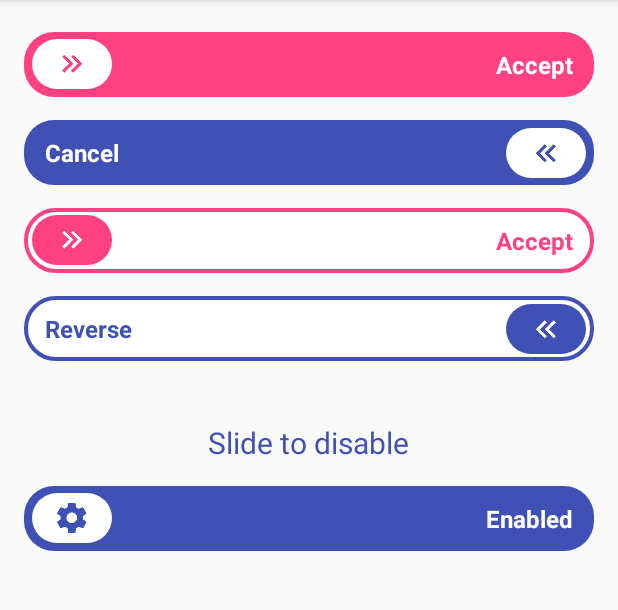
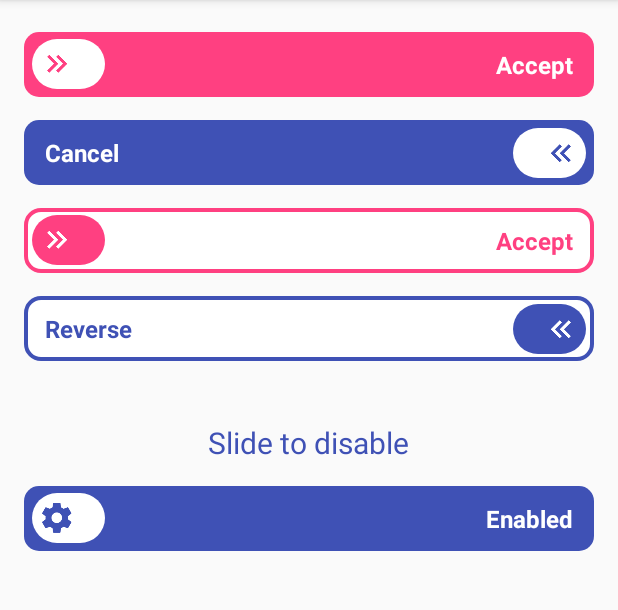
Before and after one commit to SagheerHussainZardari/slideview-master, an Android app: the screen it shows after launch (MainActivity), on a phone screen of 412 x 824 dp, the part 84-694 px from its top. Run offline under Robolectric (Android 15) with nearby library versions, the phone set to English and light mode, and no system bars.

Commit message:
changed padding to 5

```diff
--- a/slideview/src/main/res/drawable/sv_thumb.xml
+++ b/slideview/src/main/res/drawable/sv_thumb.xml
@@ -16,8 +16,8 @@
 
     </item>
     <item
-        android:left="15dp"
-        android:right="15dp"
+        android:left="5dp"
+        android:right="20dp"
         android:bottom="5dp"
         android:top="5dp"
         android:gravity="center"
--- a/slideview/src/main/res/drawable/sv_view_bg.xml
+++ b/slideview/src/main/res/drawable/sv_view_bg.xml
@@ -15,7 +15,7 @@
     </padding>
 
     <corners
-        android:radius="20dp">
+        android:radius="10dp">
     </corners>
 
 </shape>
```
